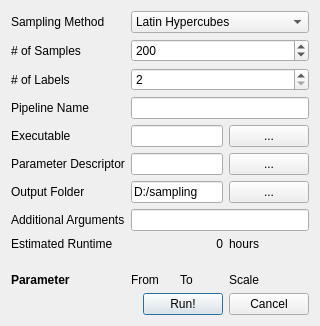
This is modules/GEMSe/samplingSettings.ui in 3dct/open_iA as Qt 5 draws it before an edit. The edited form follows.
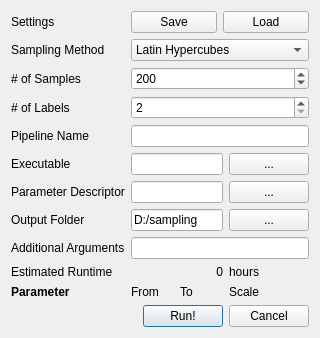
This is the edited form.

Commit message: GEMSe: Store&Load sampling dialog settings

Diff of the .ui file:
```diff
--- a/modules/GEMSe/samplingSettings.ui
+++ b/modules/GEMSe/samplingSettings.ui
@@ -14,7 +14,58 @@
    <string>Sampling Settings</string>
   </property>
   <layout class="QGridLayout" name="gridLayout">
-   <item row="18" column="2">
+   <item row="26" column="0" colspan="4">
+    <widget class="QWidget" name="wdButtonBar" native="true">
+     <layout class="QHBoxLayout" name="horizontalLayout">
+      <property name="spacing">
+       <number>6</number>
+      </property>
+      <property name="leftMargin">
+       <number>0</number>
+      </property>
+      <property name="topMargin">
+       <number>0</number>
+      </property>
+      <property name="rightMargin">
+       <number>0</number>
+      </property>
+      <property name="bottomMargin">
+       <number>0</number>
+      </property>
+      <item>
+       <spacer name="horizontalSpacer">
+        <property name="orientation">
+         <enum>Qt::Horizontal</enum>
+        </property>
+        <property name="sizeHint" stdset="0">
+         <size>
+          <width>40</width>
+          <height>20</height>
+         </size>
+        </property>
+       </spacer>
+      </item>
+      <item>
+       <widget class="QPushButton" name="pbRun">
+        <property name="text">
+         <string>Run!</string>
+        </property>
+        <property name="default">
+         <bool>true</bool>
+        </property>
+       </widget>
+      </item>
+      <item>
+       <widget class="QPushButton" name="pbCancel">
+        <property name="text">
+         <string>Cancel</string>
+        </property>
+       </widget>
+      </item>
+     </layout>
+    </widget>
+   </item>
+   <item row="19" column="2">
     <spacer name="verticalSpacer">
      <property name="orientation">
       <enum>Qt::Vertical</enum>
@@ -27,7 +78,7 @@
      </property>
     </spacer>
    </item>
-   <item row="19" column="0">
+   <item row="20" column="0">
     <widget class="QLabel" name="label_4">
      <property name="text">
       <string>&lt;html&gt;&lt;head/&gt;&lt;body&gt;&lt;p&gt;&lt;span style=&quot; font-weight:600;&quot;&gt;Parameter&lt;/span&gt;&lt;/p&gt;&lt;/body&gt;&lt;/html&gt;</string>
@@ -37,98 +88,98 @@
      </property>
     </widget>
    </item>
-   <item row="14" column="0">
+   <item row="15" column="0">
     <widget class="QLabel" name="label_12">
      <property name="text">
       <string>Estimated Runtime</string>
      </property>
     </widget>
    </item>
-   <item row="9" column="0">
+   <item row="10" column="0">
     <widget class="QLabel" name="label_8">
      <property name="text">
       <string>Output Folder</string>
      </property>
     </widget>
    </item>
-   <item row="2" column="0">
+   <item row="3" column="0">
     <widget class="QLabel" name="label">
      <property name="text">
       <string>Sampling Method</string>
      </property>
     </widget>
    </item>
-   <item row="6" column="0">
+   <item row="7" column="0">
     <widget class="QLabel" name="label_3">
      <property name="text">
       <string>Executable</string>
      </property>
     </widget>
    </item>
-   <item row="7" column="0">
+   <item row="8" column="0">
     <widget class="QLabel" name="label_2">
      <property name="text">
       <string>Parameter Descriptor</string>
      </property>
     </widget>
    </item>
-   <item row="3" column="0">
+   <item row="4" column="0">
     <widget class="QLabel" name="label_11">
      <property name="text">
       <string># of Samples</string>
      </property>
     </widget>
    </item>
-   <item row="19" column="1">
+   <item row="20" column="1">
     <widget class="QLabel" name="label_5">
      <property name="text">
       <string>From</string>
      </property>
     </widget>
    </item>
-   <item row="19" column="2">
+   <item row="20" column="2">
     <widget class="QLabel" name="label_6">
      <property name="text">
       <string>To</string>
      </property>
     </widget>
    </item>
-   <item row="19" column="3">
+   <item row="20" column="3">
     <widget class="QLabel" name="label_9">
      <property name="text">
       <string>Scale</string>
      </property>
     </widget>
    </item>
-   <item row="9" column="1" colspan="2">
+   <item row="10" column="1" colspan="2">
     <widget class="QLineEdit" name="leOutputFolder">
      <property name="text">
       <string>D:/sampling</string>
      </property>
     </widget>
    </item>
-   <item row="9" column="3">
+   <item row="10" column="3">
     <widget class="QPushButton" name="pbChooseOutputFolder">
      <property name="text">
       <string>...</string>
      </property>
     </widget>
    </item>
-   <item row="7" column="1" colspan="2">
+   <item row="8" column="1" colspan="2">
     <widget class="QLineEdit" name="leParamDescriptor">
      <property name="text">
       <string/>
      </property>
     </widget>
    </item>
-   <item row="7" column="3">
+   <item row="8" column="3">
     <widget class="QPushButton" name="pbChooseParameterDescriptor">
      <property name="text">
       <string>...</string>
      </property>
     </widget>
    </item>
-   <item row="3" column="1" colspan="3">
+   <item row="4" column="1" colspan="3">
     <widget class="QSpinBox" name="sbNumberOfSamples">
      <property name="maximum">
       <number>999999999</number>
@@ -141,7 +192,7 @@
      </property>
     </widget>
    </item>
-   <item row="2" column="1" colspan="3">
+   <item row="3" column="1" colspan="3">
     <widget class="QComboBox" name="cbSamplingMethod">
      <property name="currentText">
       <string>Latin Hypercubes</string>
@@ -161,14 +212,14 @@
      </item>
     </widget>
    </item>
-   <item row="14" column="3">
+   <item row="15" column="3">
     <widget class="QLabel" name="label_13">
      <property name="text">
       <string>hours</string>
      </property>
     </widget>
    </item>
-   <item row="14" column="1" colspan="2">
+   <item row="15" column="1" colspan="2">
     <widget class="QLabel" name="lbEstimate">
      <property name="text">
       <string>0</string>
@@ -178,42 +229,42 @@
      </property>
     </widget>
    </item>
-   <item row="6" column="1" colspan="2">
+   <item row="7" column="1" colspan="2">
     <widget class="QLineEdit" name="leExecutable">
      <property name="text">
       <string/>
      </property>
     </widget>
    </item>
-   <item row="6" column="3">
+   <item row="7" column="3">
     <widget class="QPushButton" name="pbChooseExecutable">
      <property name="text">
       <string>...</string>
      </property>
     </widget>
    </item>
-   <item row="10" column="0">
+   <item row="11" column="0">
     <widget class="QLabel" name="label_7">
      <property name="text">
       <string>Additional Arguments</string>
      </property>
     </widget>
    </item>
-   <item row="10" column="1" colspan="3">
+   <item row="11" column="1" colspan="3">
     <widget class="QLineEdit" name="leAdditionalArguments">
      <property name="text">
       <string/>
      </property>
     </widget>
    </item>
-   <item row="4" column="0">
+   <item row="5" column="0">
     <widget class="QLabel" name="label_10">
      <property name="text">
       <string># of Labels</string>
      </property>
     </widget>
    </item>
-   <item row="4" column="1" colspan="3">
+   <item row="5" column="1" colspan="3">
     <widget class="QSpinBox" name="sbLabelCount">
      <property name="minimum">
       <number>2</number>
@@ -223,71 +274,62 @@
      </property>
     </widget>
    </item>
-   <item row="25" column="0" colspan="4">
-    <widget class="QWidget" name="wdButtonBar" native="true">
-     <layout class="QHBoxLayout" name="horizontalLayout">
-      <property name="spacing">
-       <number>6</number>
-      </property>
-      <property name="leftMargin">
-       <number>0</number>
-      </property>
-      <property name="topMargin">
-       <number>0</number>
-      </property>
-      <property name="rightMargin">
-       <number>0</number>
-      </property>
-      <property name="bottomMargin">
-       <number>0</number>
-      </property>
-      <item>
-       <spacer name="horizontalSpacer">
-        <property name="orientation">
-         <enum>Qt::Horizontal</enum>
-        </property>
-        <property name="sizeHint" stdset="0">
-         <size>
-          <width>40</width>
-          <height>20</height>
-         </size>
-        </property>
-       </spacer>
-      </item>
-      <item>
-       <widget class="QPushButton" name="pbRun">
-        <property name="text">
-         <string>Run!</string>
-        </property>
-        <property name="default">
-         <bool>true</bool>
-        </property>
-       </widget>
-      </item>
-      <item>
-       <widget class="QPushButton" name="pbCancel">
-        <property name="text">
-         <string>Cancel</string>
-        </property>
-       </widget>
-      </item>
-     </layout>
-    </widget>
-   </item>
-   <item row="5" column="0">
+   <item row="6" column="0">
     <widget class="QLabel" name="label_14">
      <property name="text">
       <string>Pipeline Name</string>
      </property>
     </widget>
    </item>
-   <item row="5" column="1" colspan="3">
+   <item row="6" column="1" colspan="3">
     <widget class="QLineEdit" name="lePipelineName">
      <property name="text">
       <string/>
      </property>
     </widget>
    </item>
+   <item row="1" column="0">
+    <widget class="QLabel" name="label_15">
+     <property name="text">
+      <string>Settings</string>
+     </property>
+    </widget>
+   </item>
+   <item row="1" column="1" colspan="3">
+    <widget class="QWidget" name="widget" native="true">
+     <layout class="QHBoxLayout" name="horizontalLayout_2">
+      <property name="spacing">
+       <number>6</number>
+      </property>
+      <property name="leftMargin">
+       <number>0</number>
+      </property>
+      <property name="topMargin">
+       <number>0</number>
+      </property>
+      <property name="rightMargin">
+       <number>0</number>
+      </property>
+      <property name="bottomMargin">
+       <number>0</number>
+      </property>
+      <item>
+       <widget class="QPushButton" name="pbSaveSettings">
+        <property name="text">
+         <string>Save</string>
+        </property>
+       </widget>
+      </item>
+      <item>
+       <widget class="QPushButton" name="pbLoadSettings">
+        <property name="text">
+         <string>Load</string>
+        </property>
+       </widget>
+      </item>
+     </layout>
+    </widget>
+   </item>
   </layout>
  </widget>
  <tabstops>
```
The commit also changes 2 other files.
